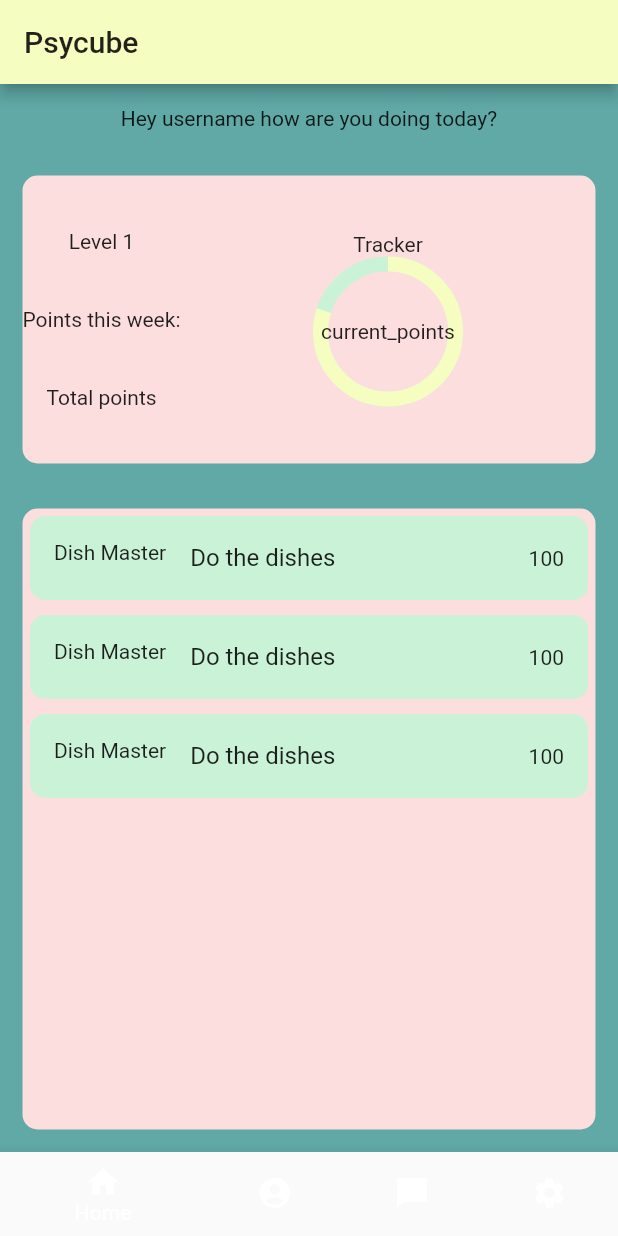
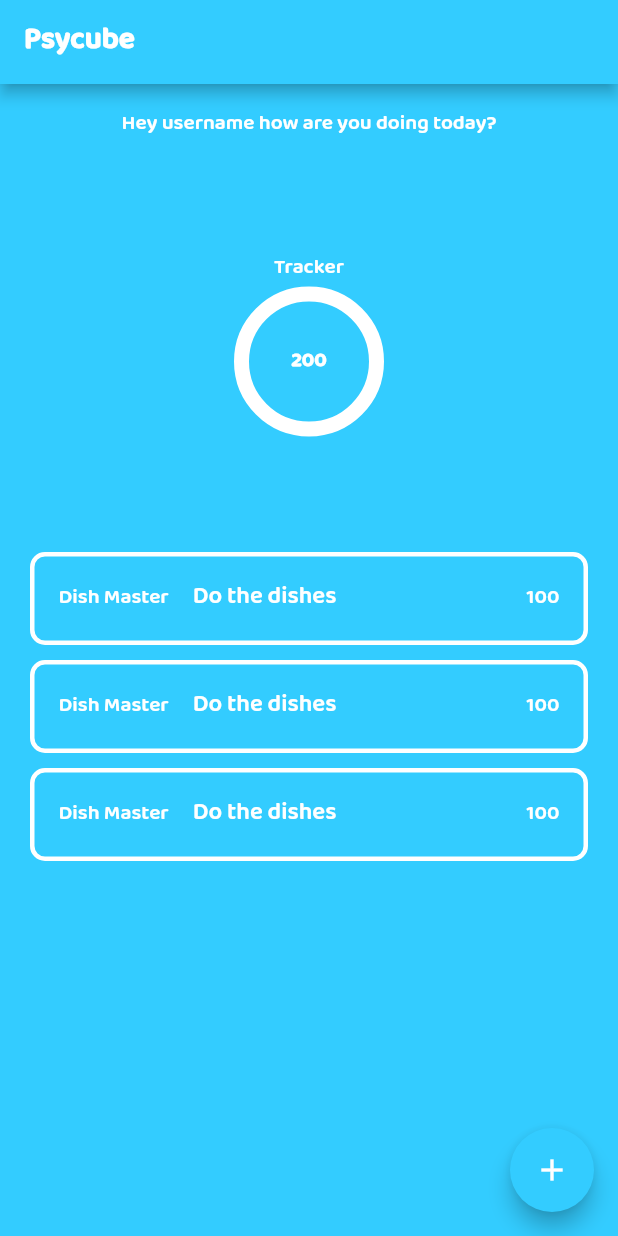
Before and after one commit to Leeds-Beckett-Therapy-Bot-Group/psycube-flutter-application, a Flutter app: the screen it shows after launch, on a phone screen of 412 x 824 dp. Run offline on Flutter 3.47's test engine with Material 2 defaults, Android fonts, the phone set to English and light mode, and no system bars; drawn by our look-alikes of percent_indicator.

Commit message:
ui update

```diff
--- a/lib/constants.dart
+++ b/lib/constants.dart
@@ -1 +1,19 @@
 import 'package:flutter/material.dart';
+
+
+const Color kPrimaryBlue = Color(0xFF33ccff);
+const Color kAccentBlue = Color(0xFF99e6ff);
+
+const TextStyle kHeaderText = TextStyle(
+  color: Colors.white,
+  fontWeight: FontWeight.w900,
+  fontFamily: 'Baloo'
+
+);
+
+const TextStyle kSecondaryText = TextStyle(
+    color: Colors.white,
+    fontWeight: FontWeight.w500,
+    fontFamily: 'Baloo'
+
+);
--- a/lib/home_page.dart
+++ b/lib/home_page.dart
@@ -1,7 +1,10 @@
 import 'package:flutter/material.dart';
+import 'nav_bar.dart';
+import 'tasks/task_tile.dart';
+import 'constants.dart';
+import 'tasks/task_tracker.dart';
 import 'package:percent_indicator/percent_indicator.dart';
-import 'nav_bar.dart';
-import 'task_tile.dart';
+
 
 class Homepage extends StatefulWidget {
   @override
@@ -14,10 +17,21 @@ class _HomepageState extends State<Homepage> {
     return Scaffold(
       appBar: AppBar(
         title: Text(
-          'Psycube'
+          'Psycube',
+          style: kHeaderText,
         ),
       ),
-      bottomNavigationBar: NavBar(),
+      // bottomNavigationBar: NavBar(), todo: create pull out navigation
+      floatingActionButton: FloatingActionButton(
+        onPressed: () {
+          // todo: add task functionality
+        },
+        backgroundColor: kPrimaryBlue,
+        child: Icon(
+          Icons.add,
+          color: Colors.white,
+        ),
+      ),
       body: Column(
         mainAxisAlignment: MainAxisAlignment.center,
         children: <Widget>[
@@ -25,39 +39,22 @@ class _HomepageState extends State<Homepage> {
 
             margin: EdgeInsets.all(15.0),
             child: Text(
-              'Hey username how are you doing today?'
+              'Hey username how are you doing today?',
+              style: kSecondaryText,
             ),
           ),
           Expanded(
             child: Container(
               margin: EdgeInsets.all(15.0),
               decoration: BoxDecoration(
-                  color: Color(0xFFfddede),
+                  color: kPrimaryBlue,
                   borderRadius: BorderRadius.circular(10.0)),
               child: Row(
                 children: <Widget>[
-                  Column(
-                    mainAxisAlignment: MainAxisAlignment.spaceEvenly,
-                    children: <Widget>[
-                      Text('Level 1'),
-                      Text('Points this week:'),
-                      Text('Total points'),
-
-                    ],
-                  ),
                   Expanded(
                     flex: 2,
                     child: Container(
-                      child: CircularPercentIndicator(
-                        radius: 100.0,
-                        lineWidth: 10.0,
-                        percent: 0.8,
-                        animation: true,
-                        header: Text('Tracker'),
-                        center: Text('current_points'),
-                        backgroundColor: Color(0xFFcaf2d7),
-                        progressColor: Color(0xFFf5fec0),
-                      ),
+                      child: Tracker()
                     ),
                   )
                 ],
@@ -69,7 +66,7 @@ class _HomepageState extends State<Homepage> {
             child: Container(
               margin: EdgeInsets.all(15.0),
               decoration: BoxDecoration(
-                  color: Color(0xFFfddede),
+                  color: kPrimaryBlue,
                   borderRadius: BorderRadius.circular(10.0)),
               child: Column(
                 children: <Widget>[
@@ -80,7 +77,6 @@ class _HomepageState extends State<Homepage> {
               ),
             ),
           ),
-
         ],
       ),
     );
--- a/lib/main.dart
+++ b/lib/main.dart
@@ -1,5 +1,6 @@
 import 'package:flutter/material.dart';
 import 'home_page.dart';
+import 'constants.dart';
 
 void main() => runApp(Psycube());
 
@@ -22,10 +23,9 @@ class Psycube extends StatelessWidget {
   Widget build(BuildContext context) {
     return MaterialApp(
         theme: ThemeData(
-          primaryColor: Color(0xFFf5fec0),
-          accentColor: Color(0xFFfddede),
-          scaffoldBackgroundColor: Color(0xFF60a9a6
-          ),
+          primaryColor: kPrimaryBlue,
+          accentColor: Color(0xFFFFFFFF),
+          scaffoldBackgroundColor: kPrimaryBlue
         ),
         home: Scaffold(
           body: SafeArea(child: Homepage()),
--- a/lib/nav_bar.dart
+++ b/lib/nav_bar.dart
@@ -1,4 +1,6 @@
 import 'package:flutter/material.dart';
+
+// todo: legacy code needs removing eventually
 
 class NavBar extends StatelessWidget {
 
--- a/lib/task_tile.dart
+++ /dev/null
@@ -1,28 +0,0 @@
-import 'package:flutter/material.dart';
-import 'task_manager.dart';
-
-TaskManager taskManager = TaskManager();
-
-class TaskTile extends StatelessWidget {
-
-  @override
-  Widget build(BuildContext context) {
-    return GestureDetector(
-      onTap: () {
-        print('listtile tapped');
-      },
-      child: Container(
-        margin: EdgeInsets.all(5.0),
-        decoration: BoxDecoration(
-            borderRadius: BorderRadius.circular(10.0),
-            color: Color(0xFFcaf2d7)
-        ),
-        child: ListTile(
-          leading: Text(taskManager.getTaskTitle()),
-          title: Text(taskManager.getTaskDescription()),
-          trailing: Text(taskManager.getTaskPoint().toString()),
-        ),
-      ),
-    );
-  }
-}
--- a/lib/task.dart
+++ b/lib/tasks/task.dart
@@ -1,5 +1,5 @@
 // this class initialises values to be used
-// for creating the task cards
+// for creating the task cards see: task_manager
 
 class Task {
 
--- a/lib/task_manager.dart
+++ b/lib/tasks/task_manager.dart
@@ -2,6 +2,7 @@ import 'task.dart';
 
 class TaskManager {
 
+  // todo: needs updating to have a randomizer function
   int _taskNumber = 0;
 
 
--- /dev/null
+++ b/lib/tasks/task_tile.dart
@@ -0,0 +1,58 @@
+import 'package:flutter/material.dart';
+import 'package:therapyapp/constants.dart';
+import 'task_manager.dart';
+
+
+enum Selection {
+  selected,
+  unselected
+}
+
+TaskManager taskManager = TaskManager();
+
+class TaskTile extends StatefulWidget {
+  TaskTileUpdate createState() => TaskTileUpdate();
+}
+
+class TaskTileUpdate extends State<TaskTile> {
+
+
+  Selection selection;
+  int _defaultScore = 0;
+  int _levelOne = 1000;
+
+  String addToTracker() {
+      int point = taskManager.getTaskPoint(); // see task_manager for assigned points
+      _defaultScore = _defaultScore + point;
+      print(_defaultScore);
+
+    return( _defaultScore.toString());
+  }
+
+  @override
+  Widget build(BuildContext context) {
+    return GestureDetector(
+      onTap: () {
+        setState(() {
+          addToTracker();
+        });
+      },
+
+      child: Container(
+        margin: EdgeInsets.all(5.0),
+        decoration: BoxDecoration(
+            borderRadius: BorderRadius.circular(10.0),
+            color: kPrimaryBlue,
+            border: Border.all(width: 3.0, color: Colors.white)
+        ),
+
+        // todo: need implementing within a dynamic list
+        child: ListTile(
+          leading: Text(taskManager.getTaskTitle(), style: kSecondaryText,),
+          title: Text(taskManager.getTaskDescription(), style: kSecondaryText),
+          trailing: Text(taskManager.getTaskPoint().toString(), style: kSecondaryText),
+        ),
+      ),
+    );
+  }
+}
--- /dev/null
+++ b/lib/tasks/task_tracker.dart
@@ -0,0 +1,32 @@
+import 'package:flutter/material.dart';
+import 'package:percent_indicator/percent_indicator.dart';
+import 'package:therapyapp/constants.dart';
+import 'task_tile.dart';
+
+TaskTileUpdate taskTileUpdate = TaskTileUpdate();
+
+class Tracker extends StatefulWidget {
+  TrackerUpdate createState() => TrackerUpdate();
+}
+
+class TrackerUpdate extends State<Tracker> {
+
+  String percentUpdater = taskTileUpdate.addToTracker();
+
+
+
+  @override
+  Widget build(BuildContext context) {
+    return CircularPercentIndicator(
+      animateFromLastPercent: true,
+      radius: 100.0,
+      lineWidth: 10.0,
+      percent: 0.0,
+      animation: true,
+      header: Text('Tracker', style: kSecondaryText,),
+      center: Text(taskTileUpdate.addToTracker(), style: kHeaderText,),
+      backgroundColor: Colors.white,
+      progressColor: Colors.blue[700],
+    );
+  }
+}
```
Also changed, not shown: pubspec.yaml (+4 -24 lines), fonts/BalooTamma2-SemiBold.ttf (added).
